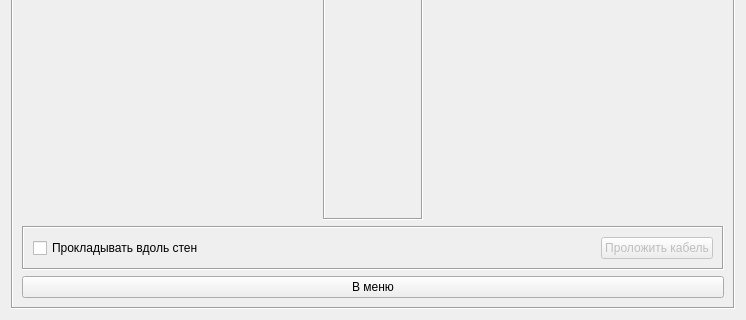
Old version of the form planningwindow.ui in the repository bondarev-al/PPCofCLinB; both pictures show x 0 to 746 and y 214 to 534 of the 746 by 534 pixel window.
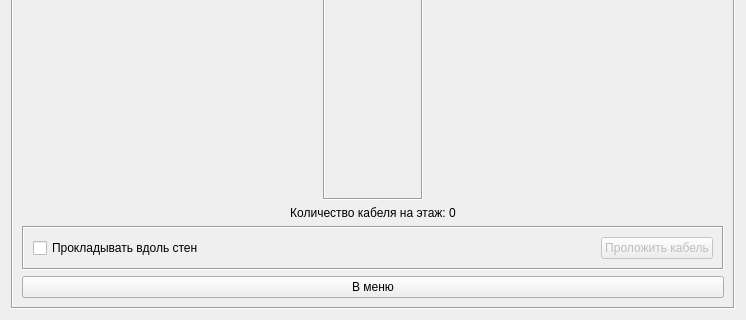
New version of the form. Icons and pictures are not drawn.

Commit message: Добавлен вывод количества кабеля

```diff
--- a/planningwindow.ui
+++ b/planningwindow.ui
@@ -91,6 +91,16 @@
         </item>
        </layout>
       </item>
+      <item>
+       <widget class="QLabel" name="floor_cable_quanity_lab">
+        <property name="text">
+         <string>Количество кабеля на этаж: 0</string>
+        </property>
+        <property name="alignment">
+         <set>Qt::AlignCenter</set>
+        </property>
+       </widget>
+      </item>
       <item>
        <widget class="QFrame" name="planning_frame">
         <property name="frameShape">
```
The commit also changes 3 other files.
